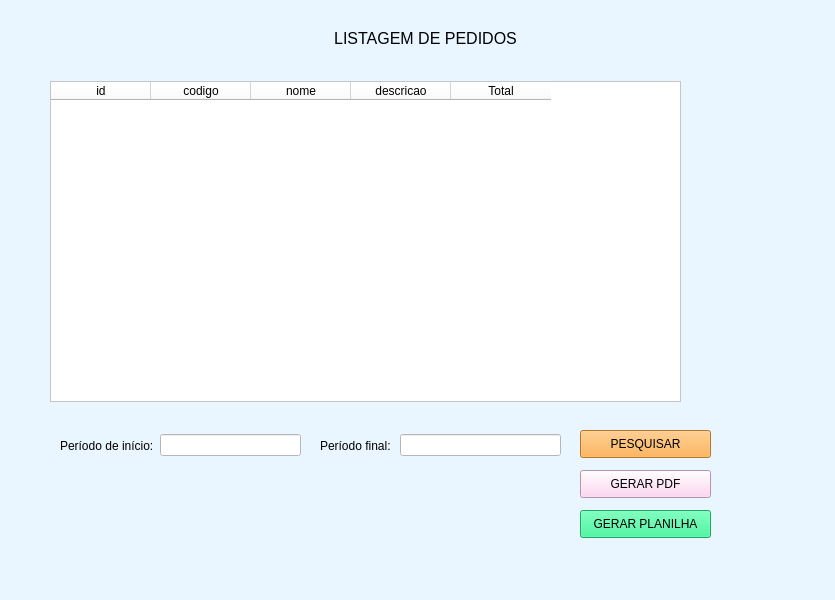
First picture: the form in tela_lista.ui, repository miguelneto0/sistema_gui_pymysql, before the edit.
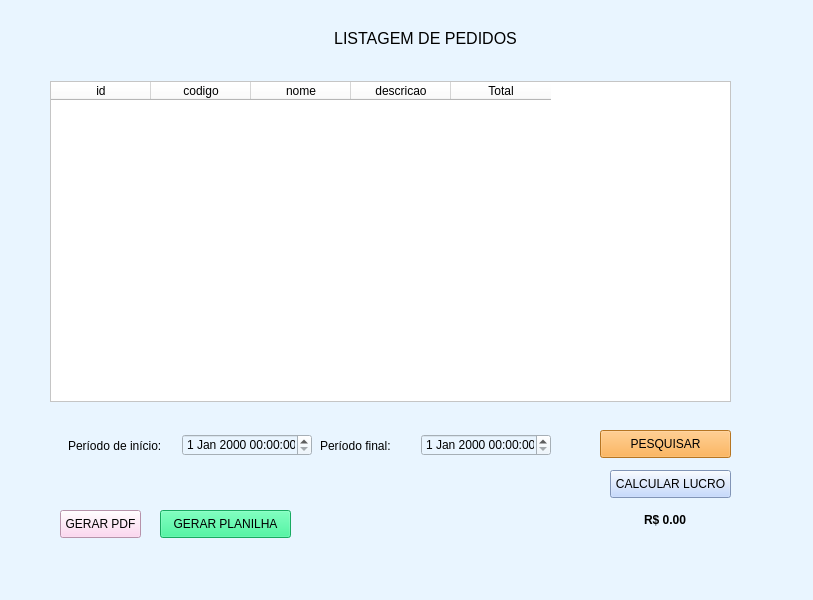
Second picture: the form after the edit.

Commit message: Atualizando a funcao de calcular lucro

Diff of the .ui file:
```diff
--- a/tela_lista.ui
+++ b/tela_lista.ui
@@ -6,7 +6,7 @@
    <rect>
     <x>0</x>
     <y>0</y>
-    <width>835</width>
+    <width>813</width>
     <height>600</height>
    </rect>
   </property>
@@ -43,22 +43,31 @@
      <rect>
       <x>60</x>
       <y>430</y>
-      <width>241</width>
+      <width>261</width>
       <height>31</height>
      </rect>
     </property>
     <layout class="QHBoxLayout" name="horizontalLayout">
      <item>
       <widget class="QLabel" name="labelPeriodoInicio">
+       <property name="maximumSize">
+        <size>
+         <width>100</width>
+         <height>16777215</height>
+        </size>
+       </property>
        <property name="text">
         <string>Período de início:</string>
        </property>
       </widget>
      </item>
      <item>
-      <widget class="QLineEdit" name="linePeriodoInicio">
-       <property name="styleSheet">
-        <string notr="true">background-color: rgb(255, 255, 255);</string>
+      <widget class="QDateTimeEdit" name="datePeriodoInicio">
+       <property name="maximumSize">
+        <size>
+         <width>130</width>
+         <height>16777215</height>
+        </size>
        </property>
       </widget>
      </item>
@@ -69,22 +78,31 @@
      <rect>
       <x>320</x>
       <y>430</y>
-      <width>241</width>
+      <width>231</width>
       <height>31</height>
      </rect>
     </property>
     <layout class="QHBoxLayout" name="horizontalLayout_2">
      <item>
       <widget class="QLabel" name="labelPeriodoFinal">
+       <property name="maximumSize">
+        <size>
+         <width>100</width>
+         <height>16777215</height>
+        </size>
+       </property>
        <property name="text">
         <string>Período final: </string>
        </property>
       </widget>
      </item>
      <item>
-      <widget class="QLineEdit" name="linePeriodoFinal">
-       <property name="styleSheet">
-        <string notr="true">background-color: rgb(255, 255, 255);</string>
+      <widget class="QDateTimeEdit" name="datePeriodoFinal">
+       <property name="maximumSize">
+        <size>
+         <width>130</width>
+         <height>16777215</height>
+        </size>
        </property>
       </widget>
      </item>
@@ -93,7 +111,7 @@
    <widget class="QPushButton" name="btnPesquisa">
     <property name="geometry">
      <rect>
-      <x>580</x>
+      <x>600</x>
       <y>430</y>
       <width>131</width>
       <height>28</height>
@@ -115,7 +133,7 @@
    <widget class="QPushButton" name="btnGeraCSV">
     <property name="geometry">
      <rect>
-      <x>580</x>
+      <x>160</x>
       <y>510</y>
       <width>131</width>
       <height>28</height>
@@ -139,7 +157,7 @@
      <rect>
       <x>50</x>
       <y>81</y>
-      <width>631</width>
+      <width>681</width>
       <height>321</height>
      </rect>
     </property>
@@ -175,15 +193,15 @@
    <widget class="QPushButton" name="btnGeraPDF">
     <property name="geometry">
      <rect>
-      <x>580</x>
-      <y>470</y>
-      <width>131</width>
+      <x>60</x>
+      <y>510</y>
+      <width>81</width>
       <height>28</height>
      </rect>
     </property>
     <property name="minimumSize">
      <size>
-      <width>120</width>
+      <width>80</width>
       <height>0</height>
      </size>
     </property>
@@ -194,6 +212,42 @@
      <string>GERAR PDF</string>
     </property>
    </widget>
+   <widget class="QLabel" name="labelLucro">
+    <property name="geometry">
+     <rect>
+      <x>644</x>
+      <y>510</y>
+      <width>91</width>
+      <height>20</height>
+     </rect>
+    </property>
+    <property name="font">
+     <font>
+      <pointsize>9</pointsize>
+      <weight>75</weight>
+      <bold>true</bold>
+     </font>
+    </property>
+    <property name="text">
+     <string>R$ 0.00</string>
+    </property>
+   </widget>
+   <widget class="QPushButton" name="btnLucro">
+    <property name="geometry">
+     <rect>
+      <x>610</x>
+      <y>470</y>
+      <width>121</width>
+      <height>28</height>
+     </rect>
+    </property>
+    <property name="styleSheet">
+     <string notr="true">background-color: rgb(181, 207, 255);</string>
+    </property>
+    <property name="text">
+     <string>CALCULAR LUCRO</string>
+    </property>
+   </widget>
   </widget>
   <widget class="QMenuBar" name="menubar">
    <property name="geometry">
```
Left out of the diff: 2 changed lines with no effect on the pictures. The commit also changes 1 other file.
